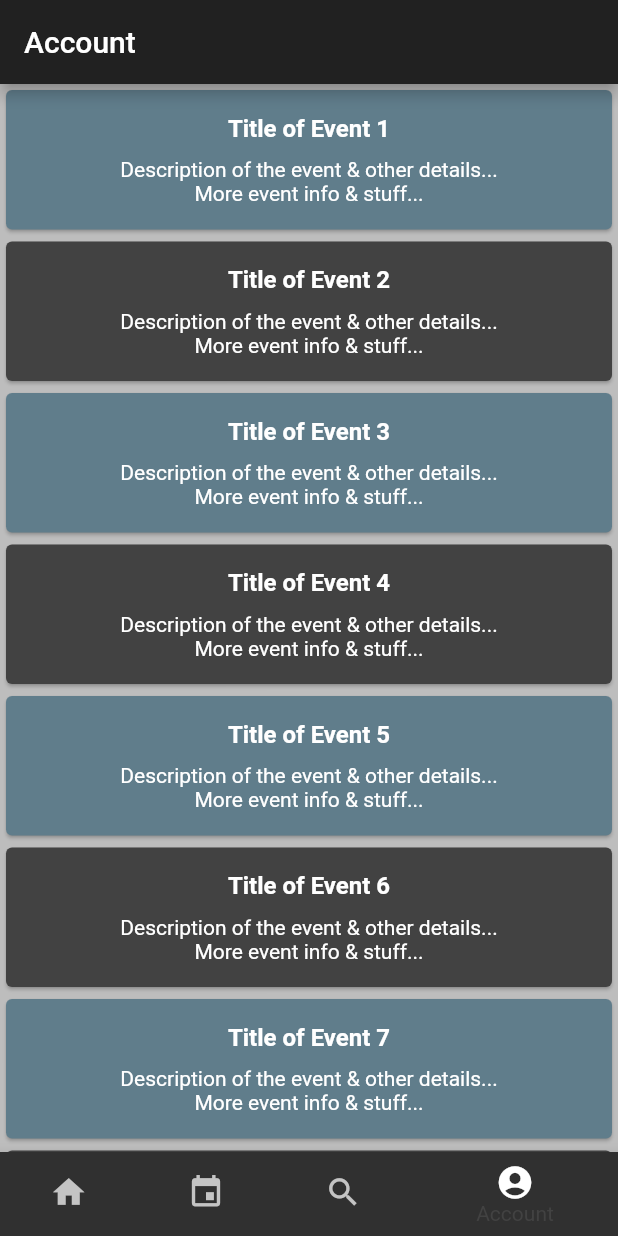
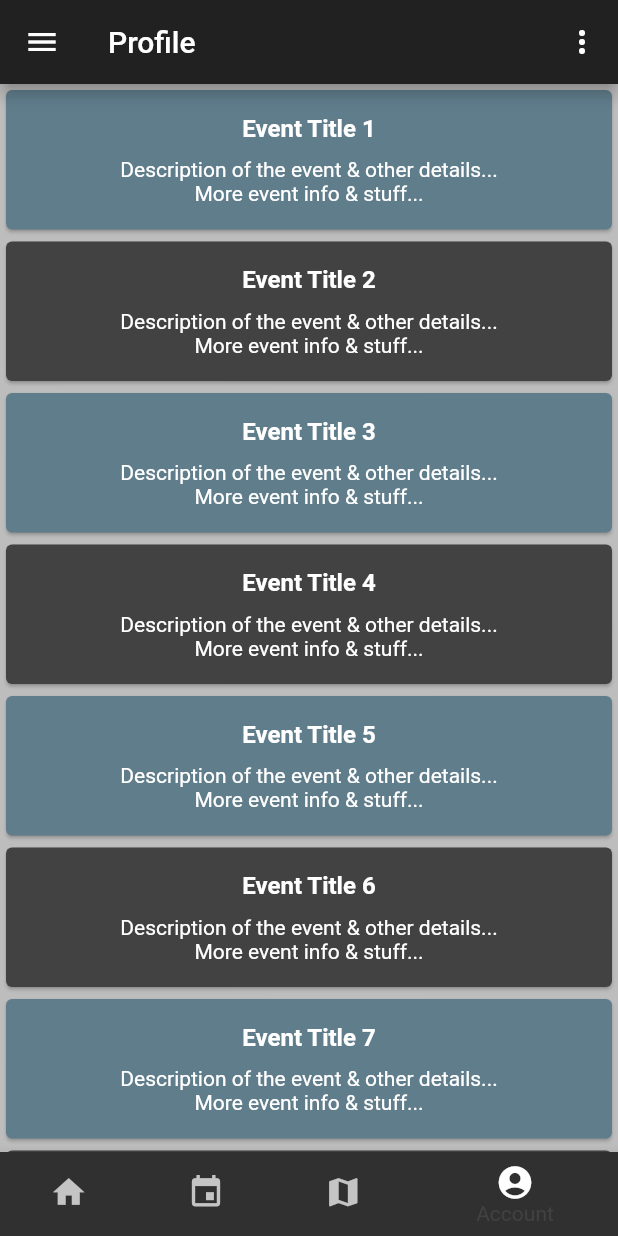
Before and after one commit to WebKingdom/FlutterRoutesAndNav, a Flutter app: the screen it shows after launch, swiped to page 4, on a phone screen of 412 x 824 dp. Run offline on Flutter 3.47's test engine with Material 2 defaults, Android fonts, the phone set to English and light mode, and no system bars.

Commit message:
Organized pages, added appBar layout, and created constants accessors

```diff
--- /dev/null
+++ b/lib/appWidgets/custom_widgets.dart
@@ -0,0 +1,97 @@
+import 'package:flutter/material.dart';
+
+class CustomWidgets {
+
+  // Global appbar for Hosting, attending, and account/profile page
+  static Widget buildAppBar(BuildContext context, String appBarTitle, Function menuPressedAction, Function iconPressedAction) {
+    return AppBar(
+      title: Text(appBarTitle),
+      leading: IconButton(
+        icon: Icon(Icons.menu),
+        onPressed: () => menuPressedAction,
+      ),
+      actions: [IconButton(icon: Icon(Icons.more_vert), onPressed: () => iconPressedAction)],
+    );
+  }
+
+  // Hosting events list view builder widget
+  static Widget buildHostingEventListView(BuildContext context, String eventTitle, String eventDescrib1, String eventDescrib2) {
+    return ListView.builder(
+        itemCount: 100,
+        itemBuilder: (context, index) {
+          return Card(
+            color: index % 2 == 0 ? Colors.teal : null,
+            child: Padding(
+              padding: const EdgeInsets.all(16.0),
+              child: Column(
+                children: <Widget>[
+                  Text(
+                    eventTitle + ' ${index + 1}',
+                    style: TextStyle(fontSize: 16, fontWeight: FontWeight.bold),
+                  ),
+                  SizedBox(
+                    height: 10,
+                  ),
+                  Text(eventDescrib1),
+                  Text(eventDescrib2),
+                ],
+              ),
+            ),
+          );
+        });
+  }
+
+  // Attending events list view builder widget
+  static Widget buildAttendingEventListView(BuildContext context, String eventTitle, String eventDescrib1, String eventDescrib2) {
+    return ListView.builder(
+        itemCount: 100,
+        itemBuilder: (context, index) {
+          return Card(
+            color: index % 2 == 0 ? Colors.blue : null,
+            child: Padding(
+              padding: const EdgeInsets.all(16.0),
+              child: Column(
+                children: <Widget>[
+                  Text(
+                    eventTitle + ' ${index + 1}',
+                    style: TextStyle(fontSize: 16, fontWeight: FontWeight.bold),
+                  ),
+                  SizedBox(
+                    height: 10,
+                  ),
+                  Text(eventDescrib1),
+                  Text(eventDescrib2),
+                ],
+              ),
+            ),
+          );
+        });
+  }
+
+  // TODO temporary to until account page is made
+  static Widget buildProfileEventListView(BuildContext context, String eventTitle, String eventDescrib1, String eventDescrib2) {
+    return ListView.builder(
+        itemCount: 100,
+        itemBuilder: (context, index) {
+          return Card(
+            color: index % 2 == 0 ? Colors.blueGrey : null,
+            child: Padding(
+              padding: const EdgeInsets.all(16.0),
+              child: Column(
+                children: <Widget>[
+                  Text(
+                    eventTitle + ' ${index + 1}',
+                    style: TextStyle(fontSize: 16, fontWeight: FontWeight.bold),
+                  ),
+                  SizedBox(
+                    height: 10,
+                  ),
+                  Text(eventDescrib1),
+                  Text(eventDescrib2),
+                ],
+              ),
+            ),
+          );
+        });
+  }
+}
--- /dev/null
+++ b/lib/constants/app_constants.dart
@@ -0,0 +1 @@
+export "src/const_table.dart";
--- /dev/null
+++ b/lib/constants/src/const_strings.dart
@@ -0,0 +1,11 @@
+class ConstStrings {
+  // Hosting & attending event pages
+  String get eventTitle => "Event Title";
+  String get eventDescription1 => "Description of the event & other details...";
+  String get eventDescription2 => "More event info & stuff...";
+  String get appBarHosting => "Hosting";
+  String get appBarAttending => "Attending";
+  String get appBarMapSearch => "Search";
+  String get appBarProfile => "Profile";
+
+}
--- /dev/null
+++ b/lib/constants/src/const_table.dart
@@ -0,0 +1,6 @@
+import 'const_strings.dart';
+
+class Constants {
+  static ConstStrings get strings => ConstStrings();
+
+}
--- a/lib/pages/account_page.dart
+++ b/lib/pages/account_page.dart
@@ -1,4 +1,6 @@
 import 'package:flutter/material.dart';
+import 'package:routes_and_navbar/appWidgets/custom_widgets.dart';
+import 'package:routes_and_navbar/constants/app_constants.dart';
 
 class AccountPage extends StatefulWidget {
   @override
@@ -10,32 +12,8 @@ class _AccountPageState extends State<AccountPage> {
   Widget build(BuildContext context) {
     return Scaffold(
       backgroundColor: Colors.grey.shade400,
-      appBar: AppBar(
-        title: Text('Account'),
-      ),
-      body: ListView.builder(
-          itemCount: 500,
-          itemBuilder: (context, index) {
-            return Card(
-              color: index % 2 == 0 ? Colors.blueGrey : null,
-              child: Padding(
-                padding: const EdgeInsets.all(16.0),
-                child: Column(
-                  children: <Widget>[
-                    Text(
-                      'Title of Event ${index + 1}',
-                      style: TextStyle(fontSize: 16, fontWeight: FontWeight.bold),
-                    ),
-                    SizedBox(
-                      height: 10,
-                    ),
-                    Text('Description of the event & other details...'),
-                    Text('More event info & stuff...'),
-                  ],
-                ),
-              ),
-            );
-          }),
+      appBar: CustomWidgets.buildAppBar(context, Constants.strings.appBarProfile, null, null),
+      body: CustomWidgets.buildProfileEventListView(context, Constants.strings.eventTitle, Constants.strings.eventDescription1, Constants.strings.eventDescription2),
     );
   }
 }
--- a/lib/pages/attending_event_page.dart
+++ b/lib/pages/attending_event_page.dart
@@ -1,4 +1,6 @@
 import 'package:flutter/material.dart';
+import 'package:routes_and_navbar/appWidgets/custom_widgets.dart';
+import 'package:routes_and_navbar/constants/app_constants.dart';
 
 class AttendingEventPage extends StatefulWidget {
   @override
@@ -6,6 +8,8 @@ class AttendingEventPage extends StatefulWidget {
 }
 
 class _AttendingEventPageState extends State<AttendingEventPage> with AutomaticKeepAliveClientMixin {
+
+
   @override
   Widget build(BuildContext context) {
     // Needed for keeping page state (keep alive)
@@ -13,32 +17,8 @@ class _AttendingEventPageState extends State<AttendingEventPage> with AutomaticK
 
     return Scaffold(
       backgroundColor: Colors.grey.shade400,
-      appBar: AppBar(
-        title: Text('Attending'),
-      ),
-      body: ListView.builder(
-          itemCount: 500,
-          itemBuilder: (context, index) {
-            return Card(
-              color: index % 2 == 0 ? Colors.blue : null,
-              child: Padding(
-                padding: const EdgeInsets.all(16.0),
-                child: Column(
-                  children: <Widget>[
-                    Text(
-                      'Title of Event ${index + 1}',
-                      style: TextStyle(fontSize: 16, fontWeight: FontWeight.bold),
-                    ),
-                    SizedBox(
-                      height: 10,
-                    ),
-                    Text('Description of the event & other details...'),
-                    Text('More event info & stuff...'),
-                  ],
-                ),
-              ),
-            );
-          }),
+      appBar: CustomWidgets.buildAppBar(context, 'Attending', null, null),
+      body: CustomWidgets.buildAttendingEventListView(context, Constants.strings.eventTitle, Constants.strings.eventDescription1, Constants.strings.eventDescription2),
     );
   }
 
--- a/lib/pages/home_page.dart
+++ b/lib/pages/home_page.dart
@@ -59,36 +59,28 @@ class _HomePageState extends State<HomePage> {
               Icons.home,
             ),
             // Attending events
-            title: Text(
-              'Hosting',
-            ),
+            label: 'Hosting',
           ),
           BottomNavigationBarItem(
             icon: Icon(
               Icons.event,
             ),
             // Hosting events
-            title: Text(
-              'Attending',
-            ),
+            label: 'Attending',
           ),
           BottomNavigationBarItem(
             icon: Icon(
-              Icons.search,
+              Icons.map,
             ),
             // Search for events + display map for public events around you
-            title: Text(
-              'Search',
-            ),
+            label: 'Map',
           ),
           BottomNavigationBarItem(
             icon: Icon(
               Icons.account_circle,
             ),
             // Account/Profile page + settings
-            title: Text(
-              'Account',
-            ),
+            label: 'Account',
           )
         ],
         currentIndex: _navBarSelectedIndex,
--- a/lib/pages/hosting_event_page.dart
+++ b/lib/pages/hosting_event_page.dart
@@ -1,4 +1,6 @@
 import 'package:flutter/material.dart';
+import 'package:routes_and_navbar/appWidgets/custom_widgets.dart';
+import 'package:routes_and_navbar/constants/app_constants.dart';
 
 class HostingEventPage extends StatefulWidget {
   @override
@@ -6,6 +8,7 @@ class HostingEventPage extends StatefulWidget {
 }
 
 class _HostingEventPageState extends State<HostingEventPage> with AutomaticKeepAliveClientMixin {
+
   @override
   Widget build(BuildContext context) {
     // Needed for keeping page state (keep alive)
@@ -13,32 +16,9 @@ class _HostingEventPageState extends State<HostingEventPage> with AutomaticKeepA
 
     return Scaffold(
       backgroundColor: Colors.grey.shade400,
-      appBar: AppBar(
-        title: Text('Hosting'),
-      ),
-      body: ListView.builder(
-          itemCount: 500,
-          itemBuilder: (context, index) {
-            return Card(
-              color: index % 2 == 0 ? Colors.teal : null,
-              child: Padding(
-                padding: const EdgeInsets.all(16.0),
-                child: Column(
-                  children: <Widget>[
-                    Text(
-                      'Title of Event ${index + 1}',
-                      style: TextStyle(fontSize: 16, fontWeight: FontWeight.bold),
-                    ),
-                    SizedBox(
-                      height: 10,
-                    ),
-                    Text('Description of the event & other details...'),
-                    Text('More event info & stuff...'),
-                  ],
-                ),
-              ),
-            );
-          }),
+      // TODO configure appbar on-pressed actions
+      appBar: CustomWidgets.buildAppBar(context, 'Hosting', null, null),
+      body: CustomWidgets.buildHostingEventListView(context, Constants.strings.eventTitle, Constants.strings.eventDescription1, Constants.strings.eventDescription2),
     );
   }
 
--- a/lib/pages/search_page.dart
+++ b/lib/pages/search_page.dart
@@ -11,6 +11,10 @@ class _SearchPageState extends State<SearchPage> {
     return Scaffold(
       appBar: AppBar(
         title: Text('Search'),
+        leading: IconButton(
+          icon: Icon(Icons.search),
+          onPressed: () {},
+        ),
       ),
     );
   }
```
Also changed, not shown: pubspec.lock.
